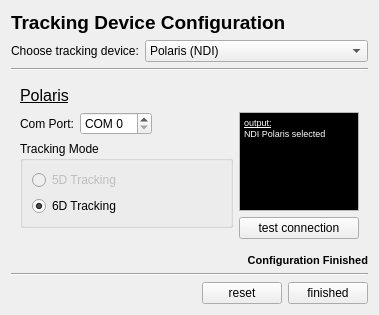
MITK/MITK, file Modules/IGTUI/Qmitk/QmitkTrackingDeviceConfigurationWidgetControls.ui: the form before one commit.
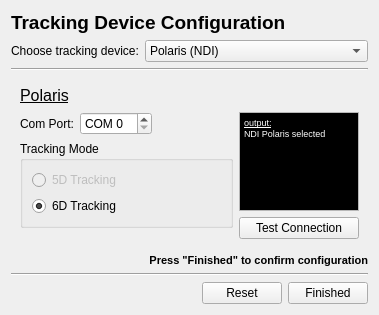
The form after the commit.

Commit message: ENH (#2361): A few small GUI-related changes on the TrackingDeviceConfigurationWidget.

Patch:
```diff
--- a/Modules/IGTUI/Qmitk/QmitkTrackingDeviceConfigurationWidgetControls.ui
+++ b/Modules/IGTUI/Qmitk/QmitkTrackingDeviceConfigurationWidgetControls.ui
@@ -281,7 +281,7 @@
               </size>
              </property>
              <property name="text" >
-              <string>test connection</string>
+              <string>Test Connection</string>
              </property>
             </widget>
            </item>
@@ -543,7 +543,7 @@
 &lt;html>&lt;head>&lt;meta name="qrichtext" content="1" />&lt;style type="text/css">
 p, li { white-space: pre-wrap; }
 &lt;/style>&lt;/head>&lt;body style=" font-family:'MS Shell Dlg 2'; font-size:8.25pt; font-weight:400; font-style:normal;">
-&lt;p align="right" style=" margin-top:0px; margin-bottom:0px; margin-left:0px; margin-right:0px; -qt-block-indent:0; text-indent:0px;">&lt;span style=" font-size:8pt; font-weight:600;">Configuration Finished&lt;/span>&lt;/p>&lt;/body>&lt;/html></string>
+&lt;p align="right" style=" margin-top:0px; margin-bottom:0px; margin-left:0px; margin-right:0px; -qt-block-indent:0; text-indent:0px; font-size:8pt;">&lt;span style=" font-weight:600;">Press "Finished" to confirm configuration&lt;/span>&lt;/p>&lt;/body>&lt;/html></string>
      </property>
     </widget>
    </item>
@@ -585,14 +585,14 @@
      <item>
       <widget class="QPushButton" name="m_resetButton" >
        <property name="text" >
-        <string>reset</string>
+        <string>Reset</string>
        </property>
       </widget>
      </item>
      <item>
       <widget class="QPushButton" name="m_finishedButton" >
        <property name="text" >
-        <string>finished</string>
+        <string>Finished</string>
        </property>
       </widget>
      </item>
```
The commit also changes 1 other file.
